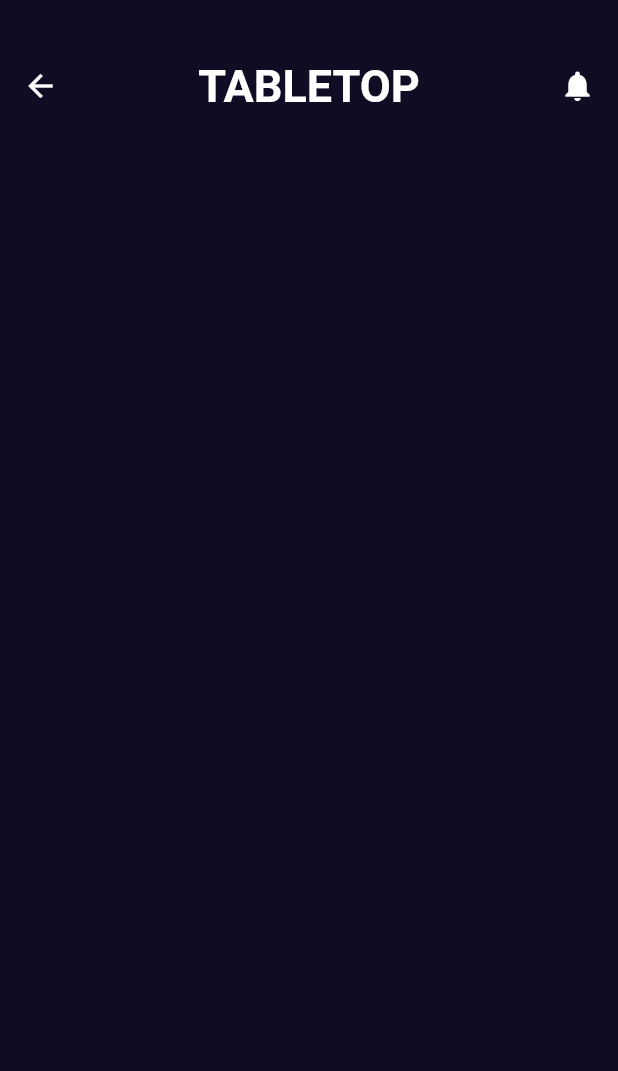
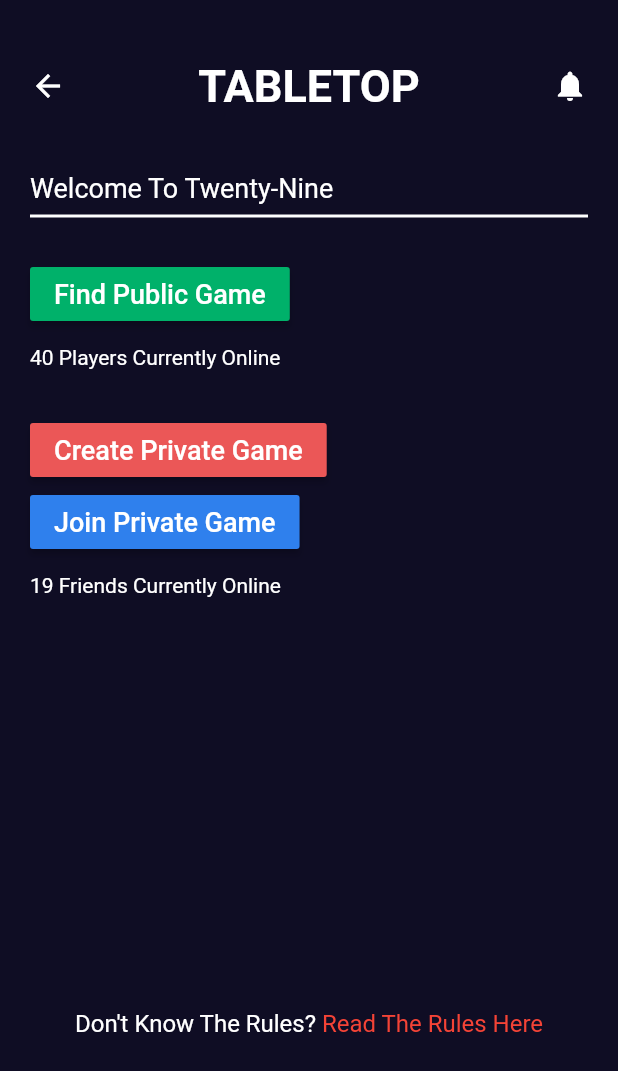
Before and after one commit to Shaurya-Sarma/tabletop_gui, a Flutter app: the LobbyScreen screen opened directly, on a phone screen of 412 x 824 dp. Shown: the top 1071 px of the screen. Run offline on Flutter 3.47's test engine with Material 2 defaults, Android fonts, the phone set to English and light mode, and no system bars; our stand-ins replace firebase_auth, flutter_signin_button, google_sign_in; accounts and stored records are empty.

Commit message:
Refactored Code

```diff
--- a/lib/screens/home/home.dart
+++ b/lib/screens/home/home.dart
@@ -17,6 +17,7 @@ class HomeScreen extends StatefulWidget {
 
 class _HomeScreenState extends State<HomeScreen> {
   int _selectedIndex = 0;
+  String userInfo = "Username";
 
   static List<Widget> _widgetOptions = <Widget>[
     ProfileScreen(),
--- a/lib/screens/lobby/lobby.dart
+++ b/lib/screens/lobby/lobby.dart
@@ -1,4 +1,7 @@
 import 'package:flutter/material.dart';
+
+import 'package:flutter/gestures.dart';
+import 'package:url_launcher/url_launcher.dart';
 
 class LobbyScreen extends StatefulWidget {
   @override
@@ -6,15 +9,25 @@ class LobbyScreen extends StatefulWidget {
 }
 
 class _LobbyScreenState extends State<LobbyScreen> {
+  _launchURL() async {
+    const url = 'https://gamerules.com/rules/twenty-nine-card-game/';
+    if (await canLaunch(url)) {
+      await launch(url);
+    } else {
+      throw 'Could not launch $url';
+    }
+  }
+
   @override
   Widget build(BuildContext context) {
     return Scaffold(
         body: Padding(
-            padding: EdgeInsets.only(top: 40.0),
+            padding: EdgeInsets.fromLTRB(20.0, 40.0, 20.0, 0),
             child: Column(
+              crossAxisAlignment: CrossAxisAlignment.start,
               children: <Widget>[
                 Padding(
-                    padding: EdgeInsets.only(left: 15.0, right: 15.0),
+                    padding: EdgeInsets.only(bottom: 40.0),
                     child: Row(
                       mainAxisAlignment: MainAxisAlignment.spaceBetween,
                       children: <Widget>[
@@ -41,6 +54,77 @@ class _LobbyScreenState extends State<LobbyScreen> {
                         ))
                       ],
                     )),
+                Text(
+                  "Welcome To Twenty-Nine",
+                  style: TextStyle(color: Colors.white, fontSize: 18.0),
+                ),
+                Padding(
+                    padding: EdgeInsets.only(bottom: 20.0),
+                    child: Divider(
+                      thickness: 2,
+                    )),
+                Padding(
+                    padding: EdgeInsets.only(bottom: 10.0),
+                    child: RaisedButton(
+                      child: Text(
+                        "Find Public Game",
+                        style: TextStyle(color: Colors.white, fontSize: 18.0),
+                      ),
+                      color: Color(0xff00B16A),
+                      onPressed: () {},
+                    )),
+                Padding(
+                  padding: EdgeInsets.only(bottom: 30.0),
+                  child: Text(
+                    "40 Players Currently Online",
+                    style: TextStyle(color: Colors.white, fontSize: 14.0),
+                  ),
+                ),
+                RaisedButton(
+                  child: Text(
+                    "Create Private Game",
+                    style: TextStyle(color: Colors.white, fontSize: 18.0),
+                  ),
+                  color: Color(0xffEB5757),
+                  onPressed: () {},
+                ),
+                Padding(
+                  padding: EdgeInsets.only(bottom: 10.0),
+                  child: RaisedButton(
+                    child: Text(
+                      "Join Private Game",
+                      style: TextStyle(color: Colors.white, fontSize: 18.0),
+                    ),
+                    color: Color(0xff2F80ED),
+                    onPressed: () {},
+                  ),
+                ),
+                Padding(
+                  padding: EdgeInsets.only(bottom: 275.0),
+                  child: Text(
+                    "19 Friends Currently Online",
+                    style: TextStyle(color: Colors.white, fontSize: 14.0),
+                  ),
+                ),
+                Center(
+                  child: RichText(
+                    textAlign: TextAlign.center,
+                    text: TextSpan(
+                      text: "Don't Know The Rules? ",
+                      style: TextStyle(color: Colors.white, fontSize: 16.0),
+                      children: <TextSpan>[
+                        TextSpan(
+                          text: 'Read The Rules Here',
+                          style: TextStyle(color: Colors.red),
+                          recognizer: new TapGestureRecognizer()
+                            ..onTap = () {
+                              _launchURL();
+                            },
+                        ),
+                      ],
+                    ),
+                  ),
+                )
               ],
             )));
   }
--- a/pubspec.yaml
+++ b/pubspec.yaml
@@ -26,6 +26,7 @@ dependencies:
   flutter_secure_storage: ^3.3.3
   firebase_auth: ^0.16.0
   google_sign_in: ^4.5.1
+  url_launcher: ^5.4.10
 
   flutter:
     sdk: flutter
```
Also changed, not shown: lib/screens/login/components/login_form.dart (+18 -3 lines), lib/screens/profile/profile.dart (+6 -1 lines), pubspec.lock.
